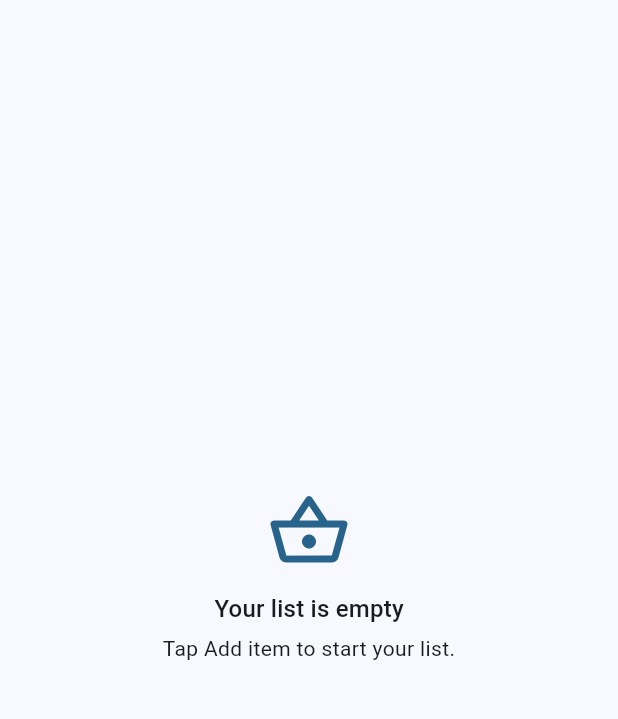
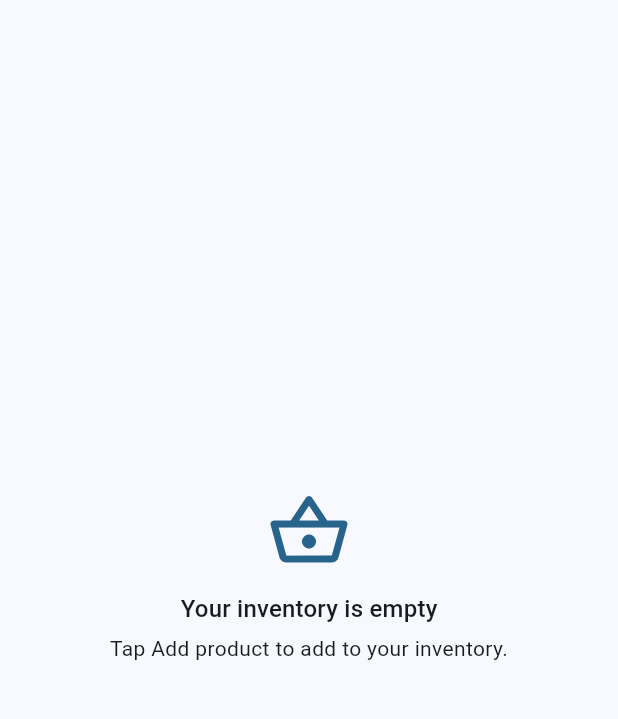
Before and after one commit to ccxoda/act4_productsinventoryapp, a Flutter app: the screen it shows after launch, after a tap on "Login", on a phone screen of 412 x 824 dp, the part 84-803 px from its top. Run offline on Flutter 3.47's test engine with Material 3 defaults, Android fonts, the phone set to English and light mode, and no system bars.

Commit message:
removed unnecessary comments, added http

```diff
--- a/lib/pages/app.dart
+++ b/lib/pages/app.dart
@@ -1,8 +1,8 @@
 import 'package:flutter/material.dart';
 import 'package:act4_productsinventoryapp/models/product.dart';
 
-class ProductInventoryApp extends StatelessWidget {
-  const ProductInventoryApp({super.key, required this.title});
+class MainApp extends StatelessWidget {
+  const MainApp({super.key, required this.title});
   final String title;
 
   @override
@@ -55,46 +55,11 @@ class _InventoryAppState extends State<InventoryApp> {
                               subtitle: item.quantity == 0
                                   ? null
                                   : Text('Quantity: ${item.quantity}'),
-
-                              // edit and delete buttons sit at the side
-                              // trailing: Row(
-                              //   mainAxisSize: MainAxisSize.min,
-                              //   children: [
-                              //     IconButton(
-                              //       tooltip: 'Edit',
-                              //       icon: const Icon(Icons.edit_outlined),
-                              //       onPressed: () => _editItem(index),
-                              //     ),
-                              //     IconButton(
-                              //       tooltip: 'Delete',
-                              //       icon: const Icon(Icons.delete_outline),
-                              //       onPressed: () => _deleteItem(index),
-                              //     ),
-                              //   ],
-                              // ),
                             ),
                           );
                         },
                       ),
               ),
-              // elevated add button
-              // SafeArea(
-              //   top: false,
-              //   child: Padding(
-              //     padding: const EdgeInsets.fromLTRB(16, 8, 16, 16),
-              //     child: SizedBox(
-              //       width: double.infinity,
-              //       child: ElevatedButton.icon(
-              //         onPressed: _addItem,
-              //         icon: const Icon(Icons.add),
-              //         label: const Text('Add Item'),
-              //         style: ElevatedButton.styleFrom(
-              //           padding: const EdgeInsets.symmetric(vertical: 16),
-              //         ),
-              //       ),
-              //     ),
-              //   ),
-              // ),
             ],
           ),
         ],
@@ -122,12 +87,12 @@ class _EmptyState extends StatelessWidget {
             ),
             const SizedBox(height: 12),
             Text(
-              'Your list is empty',
+              'Your inventory is empty',
               style: Theme.of(context).textTheme.titleMedium,
             ),
             const SizedBox(height: 4),
             const Text(
-              'Tap Add item to start your list.',
+              'Tap Add product to add to your inventory.',
               textAlign: TextAlign.center,
             ),
           ],
@@ -136,86 +101,3 @@ class _EmptyState extends StatelessWidget {
     );
   }
 }
-
-// item dialog for adding or editing an item
-// class ProductDialog extends StatefulWidget {
-//   const ProductDialog({super.key, this.existingItem});
-
-//   final Product? existingItem; // null = adding; not null = editing
-
-//   @override
-//   State<ProductDialog> createState() => _ProductDialogState();
-// }
-
-// class _ProductDialogState extends State<ProductDialog> {
-//   late final TextEditingController _nameController;
-//   late final TextEditingController _quantityController;
-//   final _formKey = GlobalKey<FormState>();
-
-//   bool get _isEditing => widget.existingItem != null;
-
-//   @override
-//   void initState() {
-//     super.initState();
-//     _nameController = TextEditingController(
-//       text: widget.existingItem?.name ?? '',
-//     );
-//     _quantityController = TextEditingController(
-//       text: widget.existingItem?.quantity ?? '',
-//     );
-//   }
-//   // void _save() {
-//   //   if (!_formKey.currentState!.validate()) return;
-//   //   Navigator.of(context).pop(
-//   //     Product(
-//   //       name: _nameController.text.trim(),
-//   //       quantity: _quantityController.text.trim(),
-//   //     ),
-//   //   );
-//   // }
-
-//   @override
-//   Widget build(BuildContext context) {
-//     return AlertDialog(
-//       title: Text(_isEditing ? 'Edit Item' : 'Add Item'),
-//       content: Form(
-//         key: _formKey,
-//         child: Column(
-//           mainAxisSize: MainAxisSize.min,
-//           children: [
-//             TextFormField(
-//               controller: _nameController,
-//               autofocus: true,
-//               textCapitalization: TextCapitalization.sentences,
-//               decoration: const InputDecoration(labelText: 'Item Name'),
-//               validator: (value) => (value == null || value.trim().isEmpty)
-//                   ? 'Please enter an item name'
-//                   : null,
-//               // onFieldSubmitted: (_) => _save(),
-//             ),
-//             const SizedBox(height: 8),
-//             TextFormField(
-//               controller: _quantityController,
-//               decoration: const InputDecoration(
-//                 labelText: 'Quantity (optional)',
-//                 hintText: 'e.g. 1 kg, 2 packs, 3 bottles',
-//               ),
-//               // onFieldSubmitted: (_) => _save(),
-//             ),
-//           ],
-//         ),
-//       ),
-//       actions: [
-//         TextButton(
-//           onPressed: () => Navigator.of(context).pop(),
-//           child: const Text('Cancel'),
-//         ),
-//         // ElevatedButton(onPressed: _save, child: const Text('Save')),
-//         // FilledButton(
-//         //   onPressed: _save,
-//         //   child: Text(_isEditing ? 'Save Changes' : 'Add Item'),
-//         // ),
-//       ],
-//     );
-//   }
-// }
--- a/lib/pages/login_page.dart
+++ b/lib/pages/login_page.dart
@@ -52,9 +52,8 @@ class LoginPage extends StatelessWidget {
                   Navigator.pushReplacement(
                     context,
                     MaterialPageRoute(
-                      builder: (context) => const ProductInventoryApp(
-                        title: 'Product Inventory App',
-                      ),
+                      builder: (context) =>
+                          const MainApp(title: 'Product Inventory App'),
                     ),
                   );
                 },
--- a/pubspec.yaml
+++ b/pubspec.yaml
@@ -34,6 +34,7 @@ dependencies:
   # The following adds the Cupertino Icons font to your application.
   # Use with the CupertinoIcons class for iOS style icons.
   cupertino_icons: ^1.0.8
+  http: ^1.6.0
 
 dev_dependencies:
   flutter_test:
```
Also changed, not shown: pubspec.lock.
